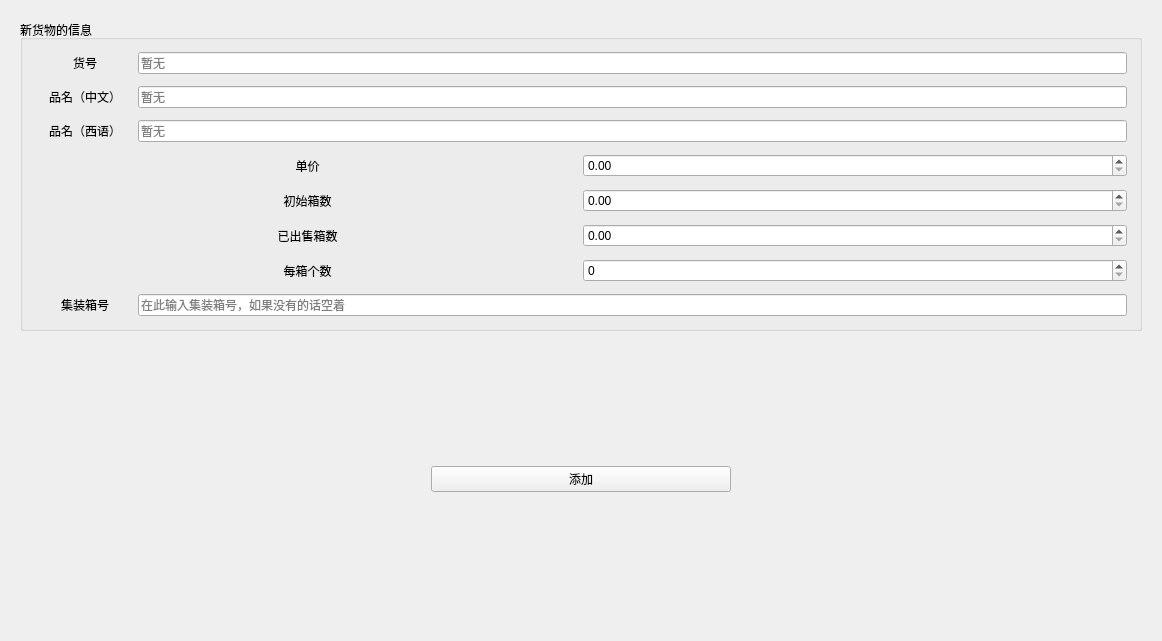
Old version of the form CompanyStroageManagement/AddNewModelWindow.ui in the repository linxinwNeo/CompanyStroageManagement.
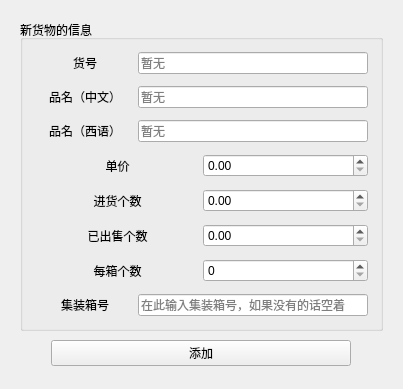
New version of the form.

```diff
--- a/CompanyStroageManagement/AddNewModelWindow.ui
+++ b/CompanyStroageManagement/AddNewModelWindow.ui
@@ -6,8 +6,8 @@
    <rect>
     <x>0</x>
     <y>0</y>
-    <width>1162</width>
-    <height>641</height>
+    <width>403</width>
+    <height>346</height>
    </rect>
   </property>
   <property name="windowTitle">
@@ -214,7 +214,7 @@
             <item>
              <widget class="QLabel" name="NUM_INIT_BOXES_label">
               <property name="text">
-               <string>初始箱数</string>
+               <string>进货个数</string>
               </property>
               <property name="alignment">
                <set>Qt::AlignCenter</set>
@@ -252,7 +252,7 @@
             <item>
              <widget class="QLabel" name="NUM_SOLD_BOXES_label">
               <property name="text">
-               <string>已出售箱数</string>
+               <string>已出售个数</string>
               </property>
               <property name="alignment">
                <set>Qt::AlignCenter</set>
```
Left out of the diff: 6 changed lines with no effect on the pictures.
